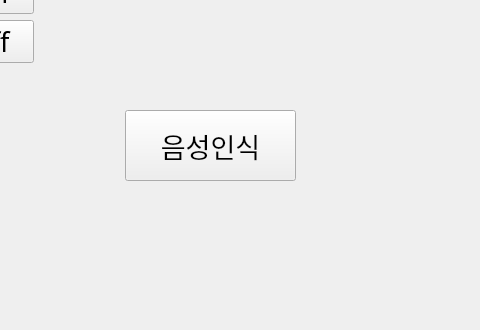
First picture: the form in src/UI/ui.ui, repository onedayonecoding/IOT_Project_SmartMirror, before the edit; both pictures show x 265 to 745 and y 270 to 600 of the 1024 by 600 pixel window.
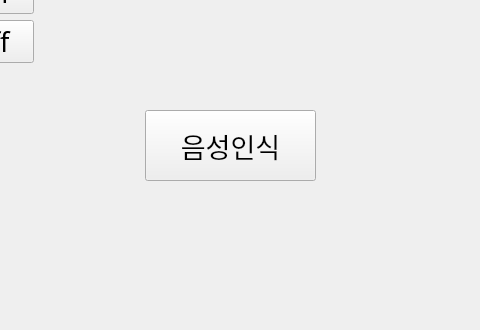
Second picture: the form after the edit. Icons and pictures are not drawn.

What changed in the file:
```diff
--- a/src/UI/ui.ui
+++ b/src/UI/ui.ui
@@ -63,7 +63,7 @@
   <widget class="QPushButton" name="pushButton_3">
    <property name="geometry">
     <rect>
-     <x>390</x>
+     <x>410</x>
      <y>380</y>
      <width>171</width>
      <height>71</height>
@@ -362,9 +362,9 @@
   <widget class="QWidget" name="verticalLayoutWidget">
    <property name="geometry">
     <rect>
-     <x>360</x>
-     <y>490</y>
-     <width>241</width>
+     <x>370</x>
+     <y>510</y>
+     <width>281</width>
      <height>80</height>
     </rect>
    </property>
```
